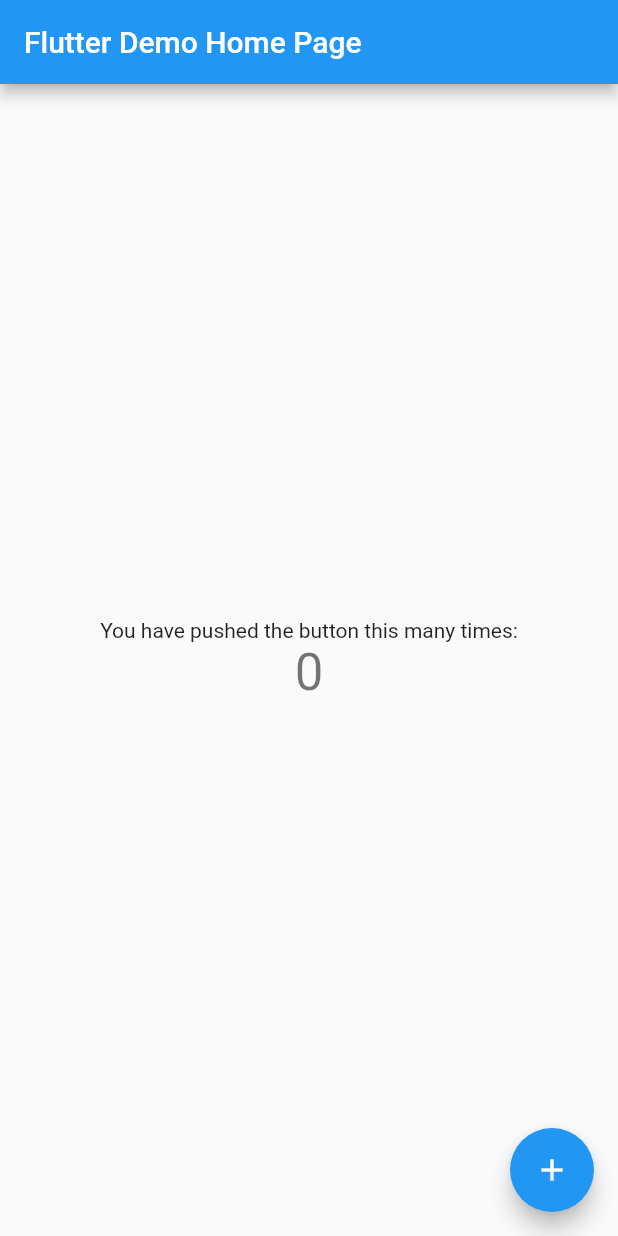
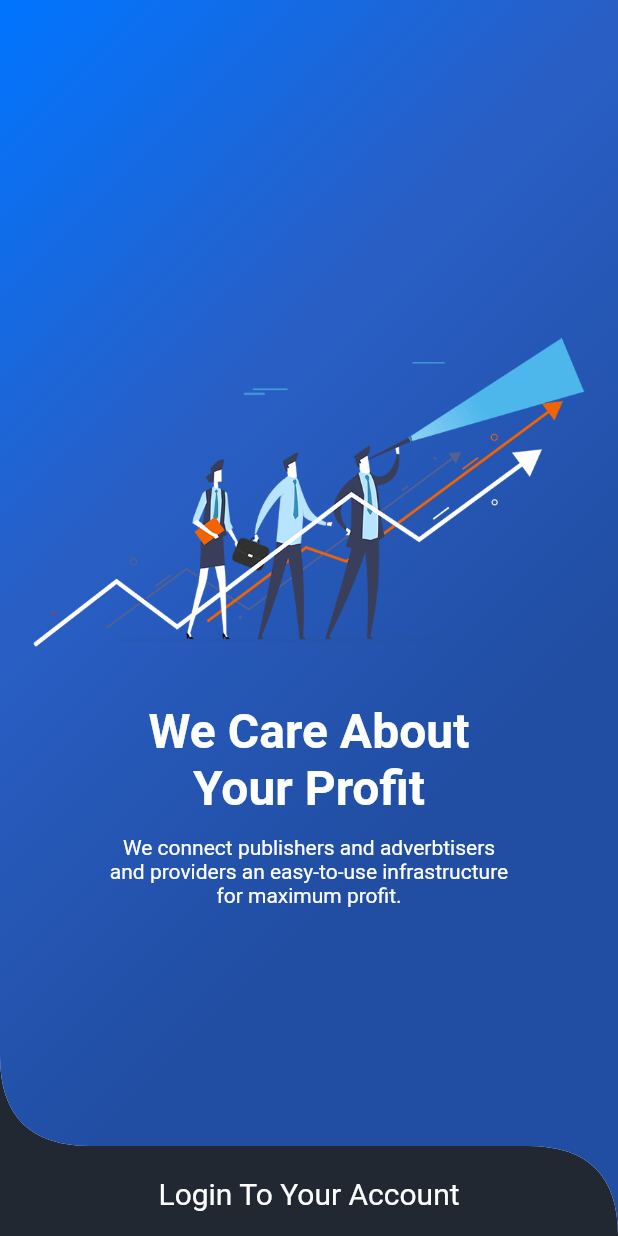
Before and after one commit to robbyrahmana/app_login_affiliate, a Flutter app: the screen it shows after launch, on a phone screen of 412 x 824 dp. Run offline on Flutter 3.47's test engine with Material 2 defaults, Android fonts, the light colour scheme and no system bars.

Commit message:
Sample code-1

```diff
--- /dev/null
+++ b/lib/const.dart
@@ -0,0 +1,12 @@
+import 'package:flutter/material.dart';
+
+class CColors {
+  static const black = Color(0XFF222832);
+  static const darkblack = Color(0XFF1f232b);
+  static const lightblack = Color(0XFF2d333d);
+  static const white = Color(0XFFFDFEFE);
+  static const blue = Color(0XFF295fc6);
+  static const darkblue = Color(0XFF214ea3);
+  static const lightblue = Color(0XFF0075ff);
+  static const red = Color(0XFFef3d72);
+}
--- a/lib/main.dart
+++ b/lib/main.dart
@@ -1,3 +1,4 @@
+import 'package:app_login_affiliate/splash_page.dart';
 import 'package:flutter/material.dart';
 
 void main() => runApp(MyApp());
@@ -9,103 +10,9 @@
     return MaterialApp(
       title: 'Flutter Demo',
       theme: ThemeData(
-        // This is the theme of your application.
-        //
-        // Try running your application with "flutter run". You'll see the
-        // application has a blue toolbar. Then, without quitting the app, try
-        // changing the primarySwatch below to Colors.green and then invoke
-        // "hot reload" (press "r" in the console where you ran "flutter run",
-        // or simply save your changes to "hot reload" in a Flutter IDE).
-        // Notice that the counter didn't reset back to zero; the application
-        // is not restarted.
         primarySwatch: Colors.blue,
       ),
-      home: MyHomePage(title: 'Flutter Demo Home Page'),
+      home: SplashPage(),
     );
   }
 }
-
-class MyHomePage extends StatefulWidget {
-  MyHomePage({Key key, this.title}) : super(key: key);
-
-  // This widget is the home page of your application. It is stateful, meaning
-  // that it has a State object (defined below) that contains fields that affect
-  // how it looks.
-
-  // This class is the configuration for the state. It holds the values (in this
-  // case the title) provided by the parent (in this case the App widget) and
-  // used by the build method of the State. Fields in a Widget subclass are
-  // always marked "final".
-
-  final String title;
-
-  @override
-  _MyHomePageState createState() => _MyHomePageState();
-}
-
-class _MyHomePageState extends State<MyHomePage> {
-  int _counter = 0;
-
-  void _incrementCounter() {
-    setState(() {
-      // This call to setState tells the Flutter framework that something has
-      // changed in this State, which causes it to rerun the build method below
-      // so that the display can reflect the updated values. If we changed
-      // _counter without calling setState(), then the build method would not be
-      // called again, and so nothing would appear to happen.
-      _counter++;
-    });
-  }
-
-  @override
-  Widget build(BuildContext context) {
-    // This method is rerun every time setState is called, for instance as done
-    // by the _incrementCounter method above.
-    //
-    // The Flutter framework has been optimized to make rerunning build methods
-    // fast, so that you can just rebuild anything that needs updating rather
-    // than having to individually change instances of widgets.
-    return Scaffold(
-      appBar: AppBar(
-        // Here we take the value from the MyHomePage object that was created by
-        // the App.build method, and use it to set our appbar title.
-        title: Text(widget.title),
-      ),
-      body: Center(
-        // Center is a layout widget. It takes a single child and positions it
-        // in the middle of the parent.
-        child: Column(
-          // Column is also a layout widget. It takes a list of children and
-          // arranges them vertically. By default, it sizes itself to fit its
-          // children horizontally, and tries to be as tall as its parent.
-          //
-          // Invoke "debug painting" (press "p" in the console, choose the
-          // "Toggle Debug Paint" action from the Flutter Inspector in Android
-          // Studio, or the "Toggle Debug Paint" command in Visual Studio Code)
-          // to see the wireframe for each widget.
-          //
-          // Column has various properties to control how it sizes itself and
-          // how it positions its children. Here we use mainAxisAlignment to
-          // center the children vertically; the main axis here is the vertical
-          // axis because Columns are vertical (the cross axis would be
-          // horizontal).
-          mainAxisAlignment: MainAxisAlignment.center,
-          children: <Widget>[
-            Text(
-              'You have pushed the button this many times:',
-            ),
-            Text(
-              '$_counter',
-              style: Theme.of(context).textTheme.display1,
-            ),
-          ],
-        ),
-      ),
-      floatingActionButton: FloatingActionButton(
-        onPressed: _incrementCounter,
-        tooltip: 'Increment',
-        child: Icon(Icons.add),
-      ), // This trailing comma makes auto-formatting nicer for build methods.
-    );
-  }
-}
--- /dev/null
+++ b/lib/splash_page.dart
@@ -0,0 +1,109 @@
+import 'package:app_login_affiliate/const.dart';
+import 'package:app_login_affiliate/login_page.dart';
+import 'package:app_login_affiliate/widgets/main_clipper.dart';
+import 'package:flutter/material.dart';
+
+class SplashPage extends StatefulWidget {
+  @override
+  _SplashPageState createState() => _SplashPageState();
+}
+
+class _SplashPageState extends State<SplashPage> {
+  var width, height;
+
+  @override
+  Widget build(BuildContext context) {
+    width = MediaQuery.of(context).size.width;
+    height = MediaQuery.of(context).size.height;
+
+    return Scaffold(
+      body: Stack(
+        children: <Widget>[
+          Container(
+            color: CColors.black,
+            child: GestureDetector(
+              onTap: () {
+                Navigator.push(
+                  context,
+                  MaterialPageRoute(builder: (_) => LoginPage()),
+                );
+              },
+              child: Align(
+                alignment: Alignment.bottomCenter,
+                child: Padding(
+                  padding: EdgeInsets.all(15.0),
+                  child: Hero(
+                    tag: 'login-text',
+                    child: Material(
+                      color: Colors.transparent,
+                      child: Text(
+                        "Login To Your Account",
+                        style: TextStyle(
+                          fontSize: 20,
+                          color: CColors.white,
+                          height: 1.5,
+                        ),
+                      ),
+                    ),
+                  ),
+                ),
+              ),
+            ),
+          ),
+          Hero(
+            tag: 'main-clipper',
+            child: ClipPath(
+              clipper: MainClipper(),
+              child: Material(
+                child: PageView(
+                  children: <Widget>[
+                    _buildContent(),
+                    _buildContent(),
+                    _buildContent(),
+                  ],
+                ),
+              ),
+            ),
+          ),
+        ],
+      ),
+    );
+  }
+
+  Widget _buildContent() {
+    return Container(
+      alignment: Alignment.center,
+      decoration: BoxDecoration(
+        gradient: LinearGradient(colors: [
+          CColors.lightblue,
+          CColors.blue,
+          CColors.darkblue,
+        ], begin: Alignment.topLeft, end: Alignment.centerRight),
+      ),
+      child: Column(
+        mainAxisAlignment: MainAxisAlignment.center,
+        children: <Widget>[
+          Image.asset("assets/logo.png", width: width * .9),
+          SizedBox(height: 32),
+          Text(
+            "We Care About\nYour Profit",
+            textAlign: TextAlign.center,
+            style: TextStyle(
+              fontSize: 32,
+              color: CColors.white,
+              fontWeight: FontWeight.bold,
+            ),
+          ),
+          SizedBox(height: 12),
+          Text(
+            "We connect publishers and adverbtisers\nand providers an easy-to-use infrastructure\nfor maximum profit.",
+            textAlign: TextAlign.center,
+            style: TextStyle(
+              color: CColors.white,
+            ),
+          ),
+        ],
+      ),
+    );
+  }
+}
--- /dev/null
+++ b/lib/widgets/main_clipper.dart
@@ -0,0 +1,23 @@
+import 'package:flutter/material.dart';
+
+class MainClipper extends CustomClipper<Path> {
+  @override
+  getClip(Size size) {
+    double radius = 60;
+
+    final path = Path();
+    path.moveTo(0, 0);
+    path.lineTo(0, size.height - radius * 2);
+    path.quadraticBezierTo(
+        0, size.height - radius, radius, size.height - radius);
+    path.lineTo(size.width - radius, size.height - radius);
+    path.quadraticBezierTo(
+        size.width, size.height - radius, size.width, size.height);
+    path.lineTo(size.width, 0);
+    path.close();
+    return path;
+  }
+
+  @override
+  bool shouldReclip(CustomClipper<Path> oldClipper) => false;
+}
--- a/pubspec.yaml
+++ b/pubspec.yaml
@@ -41,8 +41,8 @@
   uses-material-design: true
 
   # To add assets to your application, add an assets section, like this:
-  # assets:
-  #  - images/a_dot_burr.jpeg
+  assets:
+   - assets/logo.png
   #  - images/a_dot_ham.jpeg
 
   # An image asset can refer to one or more resolution-specific "variants", see
```
Also changed, not shown: lib/login_page.dart (added, +300 -0 lines), assets/logo.png (added).
